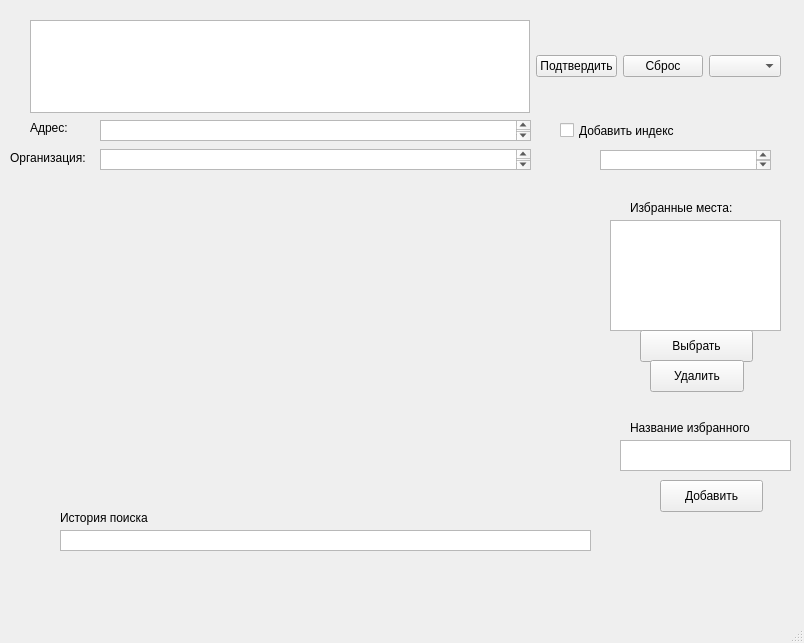
This is interface.ui in Poltava49/map_app as Qt 5 draws it before an edit. The edited form follows.
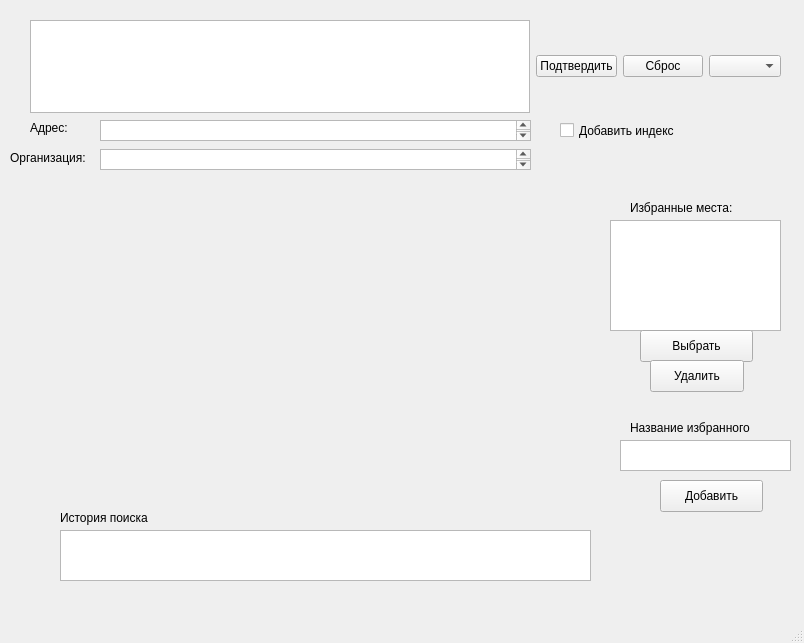
This is the edited form.

The edit to the form file:
```diff
--- a/interface.ui
+++ b/interface.ui
@@ -86,16 +86,6 @@
      <string>Добавить индекс</string>
     </property>
    </widget>
-   <widget class="QTextBrowser" name="textBrowser_2">
-    <property name="geometry">
-     <rect>
-      <x>600</x>
-      <y>150</y>
-      <width>171</width>
-      <height>20</height>
-     </rect>
-    </property>
-   </widget>
    <widget class="QTextBrowser" name="textBrowser_3">
     <property name="geometry">
      <rect>
@@ -161,7 +151,7 @@
       <x>60</x>
       <y>530</y>
       <width>531</width>
-      <height>21</height>
+      <height>51</height>
      </rect>
     </property>
    </widget>
```
